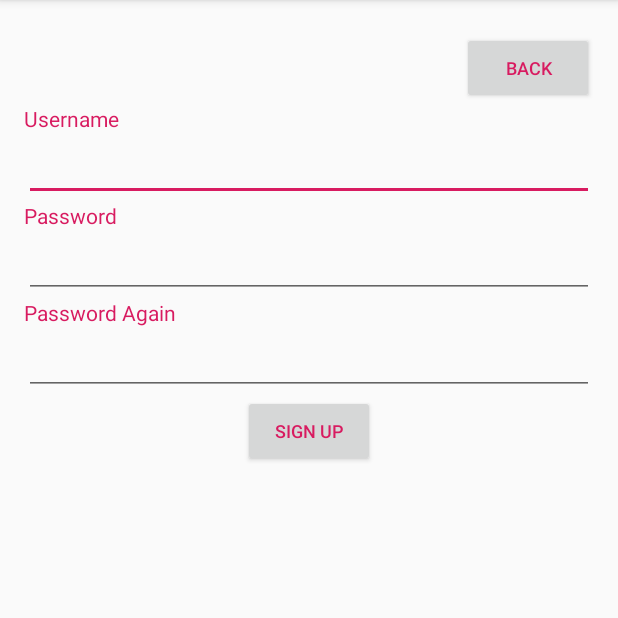
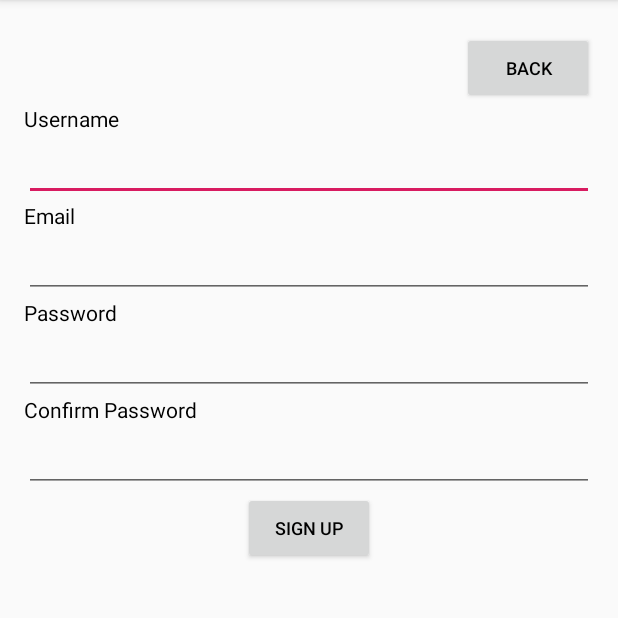
Before and after one commit to 1rfan555/Back4App, an Android app: the SignUpActivity screen opened directly, with no data from a screen before it, after a tap on "SIGN UP", on a phone screen of 412 x 824 dp, the part 84-702 px from its top. Run offline under Robolectric (Android 15) with nearby library versions, the phone set to English and light mode, and no system bars; libraries missing offline, so code that uses them is left out: com.parse.

Commit message:
Email-Verification

```diff
--- a/app/src/main/AndroidManifest.xml
+++ b/app/src/main/AndroidManifest.xml
@@ -32,7 +32,7 @@
                 <category android:name="android.intent.category.LAUNCHER" />
             </intent-filter>
         </activity>
-        <activity android:name=".SignupActivity"></activity>
+        <activity android:name=".SignUpActivity"></activity>
     </application>
 
 </manifest>
--- a/app/src/main/java/com/irfan/back4app/MainActivity.java
+++ b/app/src/main/java/com/irfan/back4app/MainActivity.java
@@ -27,10 +27,9 @@ public class MainActivity extends AppCompatActivity {
                 dlg.setMessage("Signing Out...");
                 dlg.show();
 
-                // logging out of Parse
                 ParseUser.logOut();
 
-                alertDisplayer("So, you're going...", "Ok...Bye-bye then");
+                alertDisplayer("So, you're going...", "See-You-Soooon....");
 
             }
         });
--- a/app/src/main/java/com/irfan/back4app/SignupActivity.java
+++ b/app/src/main/java/com/irfan/back4app/SignUpActivity.java
@@ -15,9 +15,10 @@ import com.parse.ParseException;
 import com.parse.ParseUser;
 import com.parse.SignUpCallback;
 
-public class SignupActivity extends AppCompatActivity {
+public class SignUpActivity extends AppCompatActivity {
     private EditText usernameView;
     private EditText passwordView;
+    private EditText emailView;
     private EditText passwordAgainView;
 
     @Override
@@ -29,11 +30,11 @@ public class SignupActivity extends AppCompatActivity {
         back_button.setOnClickListener(new View.OnClickListener() {
             @Override
             public void onClick(View v) {
-                final ProgressDialog dlg = new ProgressDialog(SignupActivity.this);
+                final ProgressDialog dlg = new ProgressDialog(SignUpActivity.this);
                 dlg.setTitle("Please, wait a moment.");
                 dlg.setMessage("Returning to the login section...");
                 dlg.show();
-                Intent intent = new Intent(SignupActivity.this, LoginActivity.class);
+                Intent intent = new Intent(SignUpActivity.this, LoginActivity.class);
                 dlg.dismiss();
                 intent.addFlags(Intent.FLAG_ACTIVITY_CLEAR_TASK | Intent.FLAG_ACTIVITY_NEW_TASK);
                 startActivity(intent);
@@ -42,6 +43,7 @@ public class SignupActivity extends AppCompatActivity {
 
         usernameView = (EditText) findViewById(R.id.username);
         passwordView = (EditText) findViewById(R.id.password);
+        emailView = (EditText) findViewById(R.id.email);
         passwordAgainView = (EditText) findViewById(R.id.passwordAgain);
 
 
@@ -57,12 +59,19 @@ public class SignupActivity extends AppCompatActivity {
                     validationError = true;
                     validationErrorMessage.append("an username");
                 }
-                if (isEmpty(passwordView)) {
+                if (isEmpty(emailView)||!isEmailValid(emailView.getText().toString())) {
                     if (validationError) {
                         validationErrorMessage.append(" and ");
                     }
                     validationError = true;
-                    validationErrorMessage.append("a password");
+                    validationErrorMessage.append("a valid email address");
+                }
+                if (isEmpty(passwordView)||!isPasswordValid(passwordView.getText().toString())) {
+                    if (validationError) {
+                        validationErrorMessage.append(" and ");
+                    }
+                    validationError = true;
+                    validationErrorMessage.append("a valid password");
                 }
                 if (isEmpty(passwordAgainView)) {
                     if (validationError) {
@@ -83,72 +92,83 @@ public class SignupActivity extends AppCompatActivity {
                 validationErrorMessage.append(".");
 
                 if (validationError) {
-                    Toast.makeText(SignupActivity.this, validationErrorMessage.toString(), Toast.LENGTH_LONG).show();
+                    Toast.makeText(SignUpActivity.this, validationErrorMessage.toString(), Toast.LENGTH_LONG).show();
                     return;
                 }
 
                 //Setting up a progress dialog
-                final ProgressDialog dlg = new ProgressDialog(SignupActivity.this);
+                final ProgressDialog dlg = new ProgressDialog(SignUpActivity.this);
                 dlg.setTitle("Please, wait a moment.");
                 dlg.setMessage("Signing up...");
                 dlg.show();
 
+                try {
+                    // Reset errors.
+                    emailView.setError(null);
+                    passwordView.setError(null);
+
                     ParseUser user = new ParseUser();
                     user.setUsername(usernameView.getText().toString());
                     user.setPassword(passwordView.getText().toString());
+                    user.setEmail(emailView.getText().toString());
+
                     user.signUpInBackground(new SignUpCallback() {
                         @Override
                         public void done(ParseException e) {
                             if (e == null) {
                                 dlg.dismiss();
-                            alertDisplayer("Sucessful Login","Welcome " + usernameView.getText().toString() + "!");
-
+                                ParseUser.logOut();
+                                alertDisplayer("Account Created Successfully!", "Please verify your email before Login", false);
                             } else {
                                 dlg.dismiss();
                                 ParseUser.logOut();
-                            Toast.makeText(SignupActivity.this, e.getMessage(), Toast.LENGTH_LONG).show();
+                                alertDisplayer("Error Account Creation failed", "Account could not be created" + " :" + e.getMessage(), true);
                             }
                         }
                     });
-
+                } catch (Exception e) {
+                    dlg.dismiss();
+                    e.printStackTrace();
+                }
             }
         });
     }
 
-    private void alertDisplayer(String title, String message) {
-        AlertDialog.Builder builder = new AlertDialog.Builder(SignupActivity.this)
+
+
+
+    private boolean isEmpty(EditText text) {
+        return text.getText().toString().trim().length() <= 0;
+    }
+
+    private boolean isMatching(EditText text1, EditText text2){
+        return text1.getText().toString().equals(text2.getText().toString());
+    }
+    private boolean isEmailValid(String email) {
+        return email.contains("@");
+    }
+
+    private boolean isPasswordValid(String password) {
+        return password.length() > 4;
+    }
+    private void alertDisplayer(String title,String message, final boolean error){
+        android.app.AlertDialog.Builder builder = new android.app.AlertDialog.Builder(SignUpActivity.this)
                 .setTitle(title)
                 .setMessage(message)
                 .setPositiveButton("OK", new DialogInterface.OnClickListener() {
                     @Override
                     public void onClick(DialogInterface dialog, int which) {
                         dialog.cancel();
-                        Intent intent = new Intent(SignupActivity.this, MainActivity.class);
+                        if(!error) {
+                            Intent intent = new Intent(SignUpActivity.this, LoginActivity.class);
                             intent.addFlags(Intent.FLAG_ACTIVITY_CLEAR_TASK | Intent.FLAG_ACTIVITY_NEW_TASK);
                             startActivity(intent);
                         }
+                    }
                 });
-        AlertDialog ok = builder.create();
+        android.app.AlertDialog ok = builder.create();
         ok.show();
     }
 
 
-    private boolean isEmpty(EditText text) {
-        if (text.getText().toString().trim().length() > 0) {
-            return false;
-        } else {
-            return true;
 }
-    }
-
-    private boolean isMatching(EditText text1, EditText text2){
-        if(text1.getText().toString().equals(text2.getText().toString())){
-            return true;
-        }
-        else{
-            return false;
-        }
-    }
-
-
-}
--- a/app/src/main/res/layout/activity_signup.xml
+++ b/app/src/main/res/layout/activity_signup.xml
@@ -3,7 +3,7 @@
     xmlns:tools="http://schemas.android.com/tools"
     android:layout_width="match_parent"
     android:layout_height="match_parent"
-    tools:context=".SignupActivity"
+    tools:context=".SignUpActivity"
     android:paddingBottom="16dp"
     android:paddingLeft="16dp"
     android:paddingRight="16dp"
@@ -19,14 +19,14 @@
         android:layout_gravity="end"
         android:text="Back"
         android:layout_marginTop="5dp"
-        android:textColor="@color/colorAccent"
+        android:textColor="@color/Black"
         android:textSize="12sp" />
 
     <TextView
         android:id="@+id/textView"
         android:layout_width="wrap_content"
         android:layout_height="wrap_content"
-        android:textColor="@color/colorAccent"
+        android:textColor="@color/Black"
         android:text="Username" />
 
     <EditText
@@ -38,10 +38,25 @@
         android:singleLine="true" />
 
     <TextView
+        android:id="@+id/textView4"
+        android:layout_width="wrap_content"
+        android:layout_height="wrap_content"
+        android:textColor="@color/Black"
+        android:text="Email" />
+
+    <EditText
+        android:id="@+id/email"
+        android:layout_width="match_parent"
+        android:layout_height="wrap_content"
+        android:inputType="textEmailAddress"
+        android:maxLines="1"
+        android:singleLine="true" />
+
+    <TextView
         android:id="@+id/textView2"
         android:layout_width="wrap_content"
         android:layout_height="wrap_content"
-        android:textColor="@color/colorAccent"
+        android:textColor="@color/Black"
         android:text="Password" />
 
     <EditText
@@ -56,8 +71,8 @@
         android:id="@+id/textView3"
         android:layout_width="wrap_content"
         android:layout_height="wrap_content"
-        android:textColor="@color/colorAccent"
-        android:text="Password Again" />
+        android:textColor="@color/Black"
+        android:text="Confirm Password" />
 
     <EditText
         android:id="@+id/passwordAgain"
@@ -74,5 +89,5 @@
         android:textSize="12sp"
         android:layout_gravity="center"
         android:text="Sign Up"
-        android:textColor="@color/colorAccent" />
+        android:textColor="@color/Black" />
 </LinearLayout>
--- a/app/src/main/res/values/colors.xml
+++ b/app/src/main/res/values/colors.xml
@@ -3,4 +3,5 @@
     <color name="colorPrimary">#008577</color>
     <color name="colorPrimaryDark">#00574B</color>
     <color name="colorAccent">#D81B60</color>
+    <color name="Black">#000</color>
 </resources>
```
Also changed, not shown: app/src/main/java/com/irfan/back4app/LoginActivity.java (+30 -14 lines), app/src/main/res/layout/activity_login.xml (+8 -12 lines). Lines whose indentation alone changed are shown as unchanged.
